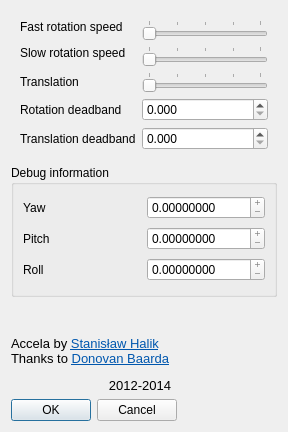
The window that ftnoir_filter_accela/ftnoir_accela_filtercontrols.ui (opentrack/opentrack) describes before a commit, drawn with Qt 5.
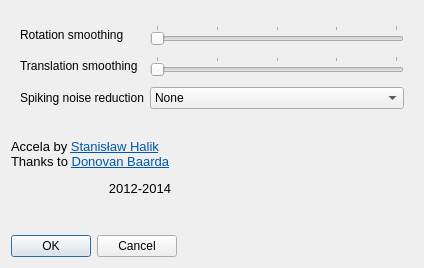
The same window after the commit. Icons and pictures are not drawn.

Commit message:
accela: rework to remove deadzone need

filter gain adjusted by a slider. frames smoothed by ewma for sudden
noise spike reduction.

likely need further work for arbitrary magic constants embedded in
tracker gain.

```diff
--- a/ftnoir_filter_accela/ftnoir_accela_filtercontrols.ui
+++ b/ftnoir_filter_accela/ftnoir_accela_filtercontrols.ui
@@ -9,8 +9,8 @@
    <rect>
     <x>0</x>
     <y>0</y>
-    <width>288</width>
-    <height>432</height>
+    <width>424</width>
+    <height>268</height>
    </rect>
   </property>
   <property name="windowTitle">
@@ -30,36 +30,7 @@
       <enum>QFrame::Raised</enum>
      </property>
      <layout class="QGridLayout" name="gridLayout_3">
-      <item row="0" column="0">
-       <widget class="QLabel" name="label_2">
-        <property name="sizePolicy">
-         <sizepolicy hsizetype="Preferred" vsizetype="Minimum">
-          <horstretch>0</horstretch>
-          <verstretch>0</verstretch>
-         </sizepolicy>
-        </property>
-        <property name="text">
-         <string>Fast rotation speed</string>
-        </property>
-        <property name="alignment">
-         <set>Qt::AlignLeading|Qt::AlignLeft|Qt::AlignTop</set>
-        </property>
-       </widget>
-      </item>
-      <item row="2" column="0">
-       <widget class="QLabel" name="label_3">
-        <property name="sizePolicy">
-         <sizepolicy hsizetype="Preferred" vsizetype="Minimum">
-          <horstretch>0</horstretch>
-          <verstretch>0</verstretch>
-         </sizepolicy>
-        </property>
-        <property name="text">
-         <string>Translation</string>
-        </property>
-       </widget>
-      </item>
-      <item row="3" column="0">
+      <item row="1" column="0">
        <widget class="QLabel" name="lblSensYaw_6">
         <property name="sizePolicy">
          <sizepolicy hsizetype="Preferred" vsizetype="Minimum">
@@ -72,33 +43,40 @@
 background:none;</string>
         </property>
         <property name="text">
-         <string>Rotation deadband</string>
+         <string>Rotation smoothing</string>
         </property>
        </widget>
       </item>
       <item row="3" column="1">
-       <widget class="QDoubleSpinBox" name="rot_deadzone">
-        <property name="alignment">
-         <set>Qt::AlignLeading|Qt::AlignLeft|Qt::AlignVCenter</set>
-        </property>
-        <property name="decimals">
-         <number>3</number>
-        </property>
-        <property name="minimum">
-         <double>0.000000000000000</double>
-        </property>
-        <property name="maximum">
-         <double>100.000000000000000</double>
-        </property>
-        <property name="singleStep">
-         <double>0.050000000000000</double>
-        </property>
-        <property name="value">
-         <double>0.000000000000000</double>
-        </property>
+       <widget class="QComboBox" name="ewma">
+        <item>
+         <property name="text">
+          <string>None</string>
+         </property>
+        </item>
+        <item>
+         <property name="text">
+          <string>Low</string>
+         </property>
+        </item>
+        <item>
+         <property name="text">
+          <string>Normal</string>
+         </property>
+        </item>
+        <item>
+         <property name="text">
+          <string>High</string>
+         </property>
+        </item>
+        <item>
+         <property name="text">
+          <string>Extreme</string>
+         </property>
+        </item>
        </widget>
       </item>
-      <item row="4" column="0">
+      <item row="2" column="0">
        <widget class="QLabel" name="label">
         <property name="sizePolicy">
          <sizepolicy hsizetype="Preferred" vsizetype="Minimum">
@@ -107,37 +85,12 @@
          </sizepolicy>
         </property>
         <property name="text">
-         <string>Translation deadband</string>
+         <string>Translation smoothing</string>
         </property>
        </widget>
       </item>
-      <item row="4" column="1">
-       <widget class="QDoubleSpinBox" name="trans_deadzone">
-        <property name="alignment">
-         <set>Qt::AlignLeading|Qt::AlignLeft|Qt::AlignVCenter</set>
-        </property>
-        <property name="decimals">
-         <number>3</number>
-        </property>
-        <property name="minimum">
-         <double>0.000000000000000</double>
-        </property>
-        <property name="maximum">
-         <double>100.000000000000000</double>
-        </property>
-        <property name="singleStep">
-         <double>0.050000000000000</double>
-        </property>
-        <property name="value">
-         <double>0.000000000000000</double>
-        </property>
-       </widget>
-      </item>
       <item row="2" column="1">
-       <widget class="QSlider" name="trans_smoothing">
-        <property name="minimum">
-         <number>1</number>
-        </property>
+       <widget class="QSlider" name="translation_slider">
         <property name="maximum">
          <number>100</number>
         </property>
@@ -155,49 +108,8 @@
         </property>
        </widget>
       </item>
-      <item row="0" column="1">
-       <widget class="QSlider" name="rot_plus">
-        <property name="minimum">
-         <number>1</number>
-        </property>
-        <property name="maximum">
-         <number>100</number>
-        </property>
-        <property name="pageStep">
-         <number>5</number>
-        </property>
-        <property name="orientation">
-         <enum>Qt::Horizontal</enum>
-        </property>
-        <property name="tickPosition">
-         <enum>QSlider::TicksAbove</enum>
-        </property>
-        <property name="tickInterval">
-         <number>25</number>
-        </property>
-       </widget>
-      </item>
-      <item row="1" column="0">
-       <widget class="QLabel" name="label_4">
-        <property name="sizePolicy">
-         <sizepolicy hsizetype="Preferred" vsizetype="Minimum">
-          <horstretch>0</horstretch>
-          <verstretch>0</verstretch>
-         </sizepolicy>
-        </property>
-        <property name="text">
-         <string>Slow rotation speed</string>
-        </property>
-        <property name="alignment">
-         <set>Qt::AlignLeading|Qt::AlignLeft|Qt::AlignTop</set>
-        </property>
-       </widget>
-      </item>
       <item row="1" column="1">
-       <widget class="QSlider" name="rot_minus">
-        <property name="minimum">
-         <number>1</number>
-        </property>
+       <widget class="QSlider" name="rotation_slider">
         <property name="maximum">
          <number>100</number>
         </property>
@@ -215,126 +127,10 @@
         </property>
        </widget>
       </item>
-     </layout>
-    </widget>
-   </item>
-   <item>
-    <widget class="QGroupBox" name="groupBox">
-     <property name="title">
-      <string>Debug information</string>
-     </property>
-     <layout class="QGridLayout" name="gridLayout_2">
-      <item row="0" column="0">
-       <widget class="QLabel" name="label_7">
-        <property name="sizePolicy">
-         <sizepolicy hsizetype="Minimum" vsizetype="Preferred">
-          <horstretch>0</horstretch>
-          <verstretch>0</verstretch>
-         </sizepolicy>
-        </property>
+      <item row="3" column="0">
+       <widget class="QLabel" name="label_2">
         <property name="text">
-         <string>Yaw</string>
-        </property>
-       </widget>
-      </item>
-      <item row="1" column="0">
-       <widget class="QLabel" name="label_6">
-        <property name="sizePolicy">
-         <sizepolicy hsizetype="Minimum" vsizetype="Preferred">
-          <horstretch>0</horstretch>
-          <verstretch>0</verstretch>
-         </sizepolicy>
-        </property>
-        <property name="text">
-         <string>Pitch</string>
-        </property>
-       </widget>
-      </item>
-      <item row="2" column="0">
-       <widget class="QLabel" name="label_5">
-        <property name="sizePolicy">
-         <sizepolicy hsizetype="Minimum" vsizetype="Preferred">
-          <horstretch>0</horstretch>
-          <verstretch>0</verstretch>
-         </sizepolicy>
-        </property>
-        <property name="text">
-         <string>Roll</string>
-        </property>
-       </widget>
-      </item>
-      <item row="0" column="1">
-       <widget class="QDoubleSpinBox" name="debug_y">
-        <property name="sizePolicy">
-         <sizepolicy hsizetype="Preferred" vsizetype="Fixed">
-          <horstretch>0</horstretch>
-          <verstretch>0</verstretch>
-         </sizepolicy>
-        </property>
-        <property name="readOnly">
-         <bool>true</bool>
-        </property>
-        <property name="buttonSymbols">
-         <enum>QAbstractSpinBox::PlusMinus</enum>
-        </property>
-        <property name="decimals">
-         <number>8</number>
-        </property>
-        <property name="maximum">
-         <double>99.000000000000000</double>
-        </property>
-        <property name="singleStep">
-         <double>0.000000000000000</double>
-        </property>
-       </widget>
-      </item>
-      <item row="1" column="1">
-       <widget class="QDoubleSpinBox" name="debug_p">
-        <property name="sizePolicy">
-         <sizepolicy hsizetype="Preferred" vsizetype="Fixed">
-          <horstretch>0</horstretch>
-          <verstretch>0</verstretch>
-         </sizepolicy>
-        </property>
-        <property name="readOnly">
-         <bool>true</bool>
-        </property>
-        <property name="buttonSymbols">
-         <enum>QAbstractSpinBox::PlusMinus</enum>
-        </property>
-        <property name="decimals">
-         <number>8</number>
-        </property>
-        <property name="maximum">
-         <double>99.000000000000000</double>
-        </property>
-        <property name="singleStep">
-         <double>0.000000000000000</double>
-        </property>
-       </widget>
-      </item>
-      <item row="2" column="1">
-       <widget class="QDoubleSpinBox" name="debug_r">
-        <property name="sizePolicy">
-         <sizepolicy hsizetype="Preferred" vsizetype="Fixed">
-          <horstretch>0</horstretch>
-          <verstretch>0</verstretch>
-         </sizepolicy>
-        </property>
-        <property name="readOnly">
-         <bool>true</bool>
-        </property>
-        <property name="buttonSymbols">
-         <enum>QAbstractSpinBox::PlusMinus</enum>
-        </property>
-        <property name="decimals">
-         <number>8</number>
-        </property>
-        <property name="maximum">
-         <double>99.000000000000000</double>
-        </property>
-        <property name="singleStep">
-         <double>0.000000000000000</double>
+         <string>Spiking noise reduction</string>
         </property>
        </widget>
       </item>
@@ -358,7 +154,7 @@
       <enum>QFrame::NoFrame</enum>
      </property>
      <property name="text">
-      <string>&lt;html&gt;&lt;head/&gt;&lt;body&gt;&lt;p align=&quot;justify&quot;&gt;&lt;br/&gt;&lt;/p&gt;&lt;p align=&quot;justify&quot;&gt;&lt;span style=&quot; font-size:10pt;&quot;&gt;Accela by &lt;/span&gt;&lt;a href=&quot;https://github.com/sthalik&quot;&gt;&lt;span style=&quot; font-size:10pt; text-decoration: underline; color:#0057ae;&quot;&gt;Stanisław Halik&lt;/span&gt;&lt;/a&gt;&lt;span style=&quot; font-size:10pt;&quot;&gt;&lt;br/&gt;Thanks to &lt;/span&gt;&lt;a href=&quot;https://github.com/dbaarda&quot;&gt;&lt;span style=&quot; font-size:10pt; text-decoration: underline; color:#0057ae;&quot;&gt;Donovan Baarda&lt;/span&gt;&lt;/a&gt;&lt;/p&gt;&lt;p align=&quot;right&quot;&gt;&lt;span style=&quot; font-size:10pt;&quot;&gt;2012-2014&lt;/span&gt;&lt;/p&gt;&lt;/body&gt;&lt;/html&gt;</string>
+      <string>&lt;html&gt;&lt;head/&gt;&lt;body&gt;&lt;p align=&quot;justify&quot;&gt;&lt;br/&gt;&lt;span style=&quot; font-size:10pt;&quot;&gt;Accela by &lt;/span&gt;&lt;a href=&quot;https://github.com/sthalik&quot;&gt;&lt;span style=&quot; font-size:10pt; text-decoration: underline; color:#0057ae;&quot;&gt;Stanisław Halik&lt;/span&gt;&lt;/a&gt;&lt;span style=&quot; font-size:10pt;&quot;&gt;&lt;br/&gt;Thanks to &lt;/span&gt;&lt;a href=&quot;https://github.com/dbaarda&quot;&gt;&lt;span style=&quot; font-size:10pt; text-decoration: underline; color:#0057ae;&quot;&gt;Donovan Baarda&lt;/span&gt;&lt;/a&gt;&lt;/p&gt;&lt;p align=&quot;right&quot;&gt;&lt;span style=&quot; font-size:10pt;&quot;&gt;2012-2014&lt;/span&gt;&lt;/p&gt;&lt;p align=&quot;right&quot;&gt;&lt;br/&gt;&lt;/p&gt;&lt;/body&gt;&lt;/html&gt;</string>
      </property>
      <property name="textFormat">
       <enum>Qt::RichText</enum>
```
The commit also changes 3 other files.
